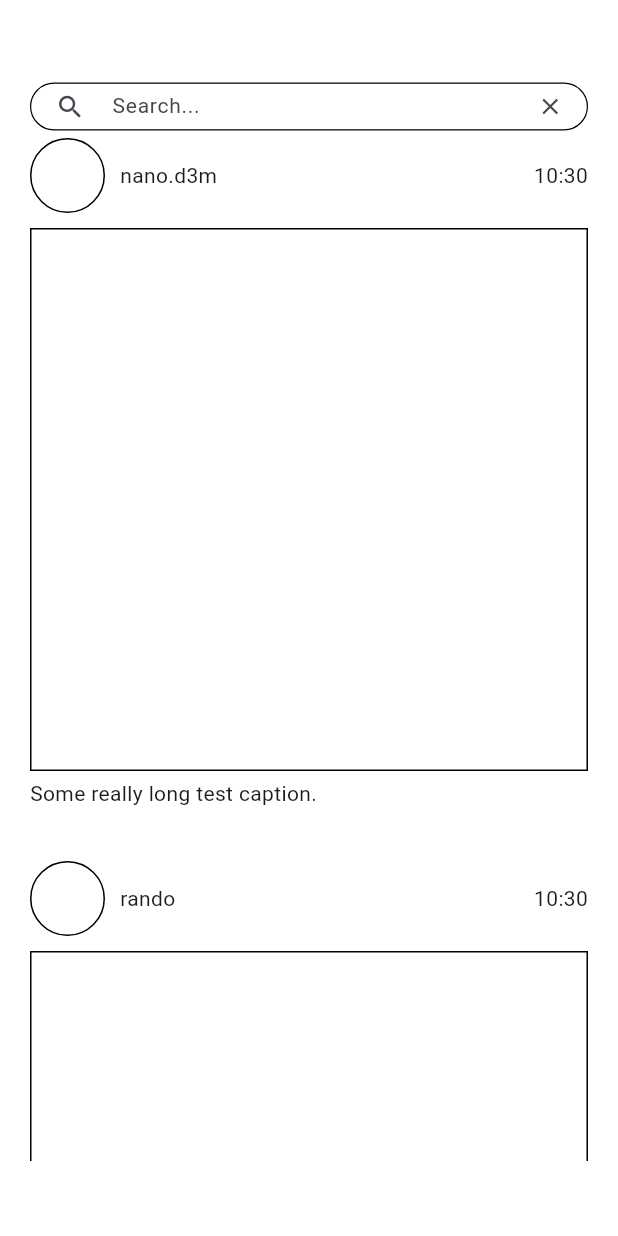
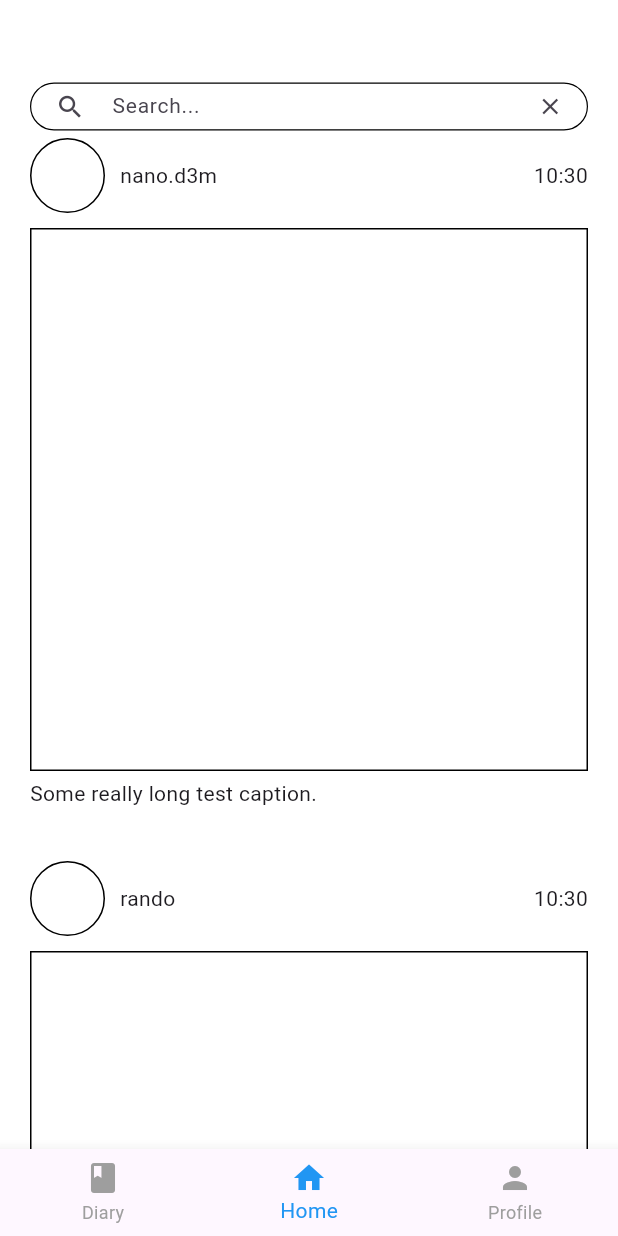
Before and after one commit to gobrianyu/dubhacks-24, a Flutter app: the screen it shows after launch, on a phone screen of 412 x 824 dp. Run offline on Flutter 3.47's test engine with Material 3 defaults, Android fonts, the phone set to English and light mode, and no system bars.

Commit message:
added bottom nav bar and pulled out bugs from profile

```diff
--- a/dubhacks24_flutter_frontend/lib/main.dart
+++ b/dubhacks24_flutter_frontend/lib/main.dart
@@ -1,23 +1,65 @@
 import 'package:dubhacks24_flutter_frontend/socials.dart';
+import 'package:dubhacks24_flutter_frontend/user.dart';
 import 'package:flutter/material.dart';
 
 void main() {
   runApp(const MainApp());
 }
 
-class MainApp extends StatelessWidget {
+class MainApp extends StatefulWidget {
   const MainApp({super.key});
 
   @override
+  State<MainApp> createState() => _MainAppState();
+}
+
+class _MainAppState extends State<MainApp> {
+  int _selectedIndex = 1;
+
+  void _onItemTapped(int index) {
+    setState(() {
+      _selectedIndex = index;
+    });
+  }
+
+  @override
   Widget build(BuildContext context) {
-    return const MaterialApp(
+    return MaterialApp(
       debugShowCheckedModeBanner: false,
       home: Scaffold(
         body: Center(
-          child: Socials()
+          child: getChild(),
         ),
-
-      ),
+        bottomNavigationBar: BottomNavigationBar(
+          items: const <BottomNavigationBarItem>[
+            BottomNavigationBarItem(
+              icon: Icon(Icons.book),
+              label: 'Diary',
+            ),
+            BottomNavigationBarItem(
+              icon: Icon(Icons.home),
+              label: 'Home',
+            ),
+            BottomNavigationBarItem(
+              icon: Icon(Icons.person),
+              label: 'Profile',
+            ),
+          ],
+          currentIndex: _selectedIndex,
+          onTap: _onItemTapped,
+          selectedItemColor: Colors.blue,
+          unselectedItemColor: Colors.grey,
+          showUnselectedLabels: true,
+        ),
+      )
     );
   }
+
+  Widget getChild() {
+    switch (_selectedIndex) {
+      case 2: return UserPage();
+      case 1: return Socials();
+      default: return Placeholder();
+    }
+  }
 }
--- a/dubhacks24_flutter_frontend/lib/socials.dart
+++ b/dubhacks24_flutter_frontend/lib/socials.dart
@@ -14,6 +14,7 @@ class SocialsState extends State<Socials> {
 
   @override
   void initState() {
+    super.initState();
     initFeed();
   }
 
@@ -23,7 +24,7 @@ class SocialsState extends State<Socials> {
       resizeToAvoidBottomInset: true,
       backgroundColor: Colors.white,
       body: Padding(
-        padding: const EdgeInsets.only(left: 20, right: 20, top: 50, bottom: 50),
+        padding: const EdgeInsets.only(left: 20, right: 20, top: 50),
         child: Column(
           crossAxisAlignment: CrossAxisAlignment.center,
           children: [
@@ -36,16 +37,12 @@ class SocialsState extends State<Socials> {
   }
 
   Widget _postList() {
-    List<Widget> feedList = [];
-    for (DreamPost post in feed) {
-      feedList.add(_post(post));
-    }
-    return Container(
-      height: MediaQuery.of(context).size.height - 142,
-      child: ListView(
-        primary: true,
-        shrinkWrap: true,
-        children: feedList,
+    return Expanded(
+      child: ListView.builder(
+        itemCount: feed.length,
+        itemBuilder: (context, index) {
+          return _post(feed[index]);
+        },
       ),
     );
   }
```
Also changed, not shown: dubhacks24_flutter_frontend/lib/user.dart (+28 -17 lines), dubhacks24_flutter_frontend/pubspec.lock.
